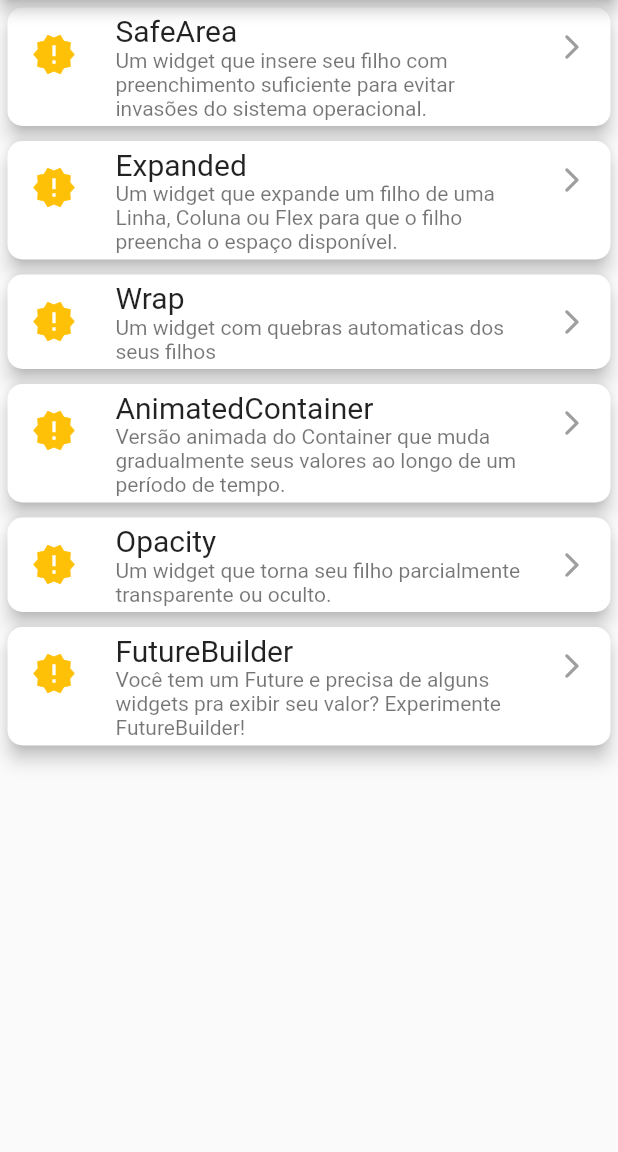
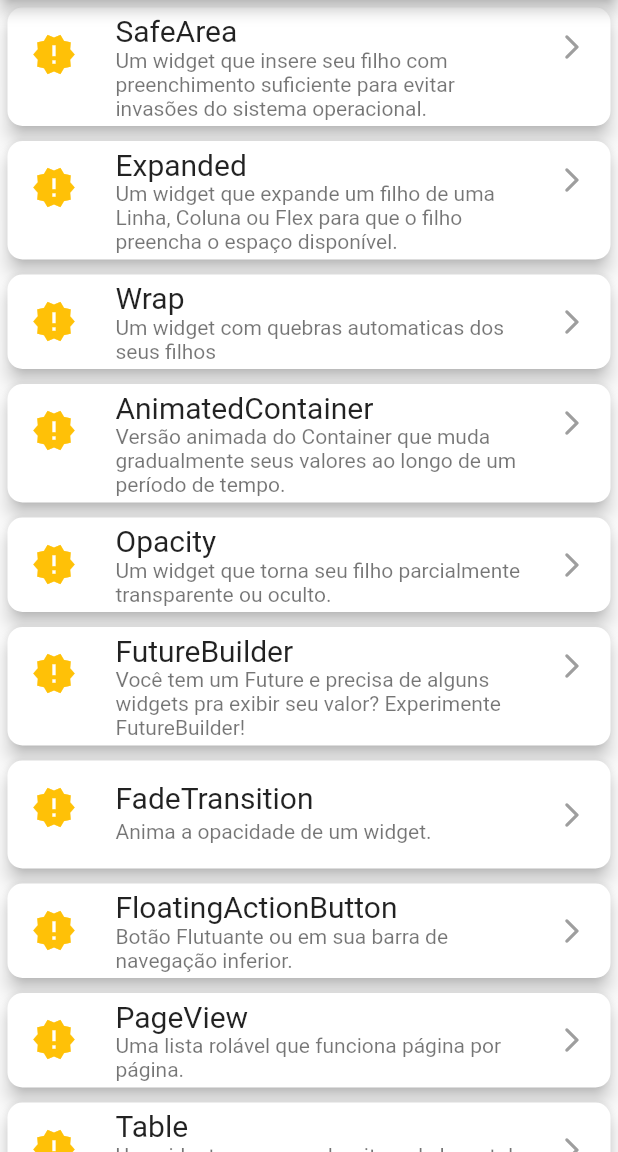
Before and after one commit to elite37oficial/GuiaDeWidget, a Flutter app: the screen it shows after launch, on a phone screen of 412 x 824 dp, the part 84-1236 px from its top. Run offline on Flutter 3.47's test engine with Material 2 defaults, Android fonts, the phone set to English and light mode, and no system bars.

Commit message:
criação do widget Table

```diff
--- a/lib/data/cardhome_data.dart
+++ b/lib/data/cardhome_data.dart
@@ -41,4 +41,29 @@ final List<CardHome> listWidget = [
     route: '/FutureBuilder',
     icon: Icons.new_releases,
   ),
+  CardHome(
+    title: 'FadeTransition',
+    description: 'Anima a opacidade de um widget.',
+    route: '/FadeTransition',
+    icon: Icons.new_releases,
+  ),
+  CardHome(
+    title: 'FloatingActionButton',
+    description: 'Botão Flutuante ou em sua barra de navegação inferior.',
+    route: '/FloatingActionButton',
+    icon: Icons.new_releases,
+  ),
+  CardHome(
+    title: 'PageView',
+    description: 'Uma lista rolável que funciona página por página.',
+    route: '/PageView',
+    icon: Icons.new_releases,
+  ),
+  CardHome(
+    title: 'Table',
+    description:
+        'Um widget que usa o algoritmo de layout de tabela para seus filhos.',
+    route: '/Table',
+    icon: Icons.new_releases,
+  ),
 ];
--- a/lib/main.dart
+++ b/lib/main.dart
@@ -1,10 +1,14 @@
 import 'package:flutter/material.dart';
 import 'package:guiadewidget/views/animated_container_page.dart';
 import 'package:guiadewidget/views/expanded_page.dart';
+import 'package:guiadewidget/views/fade_transition_page.dart';
+import 'package:guiadewidget/views/floating_action_button_page.dart';
 import 'package:guiadewidget/views/future_builder_page.dart';
 import 'package:guiadewidget/views/home_page.dart';
 import 'package:guiadewidget/views/opacity_page.dart';
+import 'package:guiadewidget/views/page_view_page.dart';
 import 'package:guiadewidget/views/safearea_page.dart';
+import 'package:guiadewidget/views/table_page.dart';
 import 'package:guiadewidget/views/wrap_page.dart';
 
 void main() {
@@ -29,6 +33,11 @@
           '/AnimatedContainer': (context) => const AnimatedContainerPage(),
           '/Opacity': (context) => const OpacityPage(),
           '/FutureBuilder': (context) => const FutureBuilderPage(),
+          '/FadeTransition': (context) => const FadeTransitionPage(),
+          '/FloatingActionButton': (context) =>
+              const FloatingActionButtonPage(),
+          '/PageView': (context) => const PageViewPage(),
+          '/Table': (context) => const TablePage(),
         });
   }
 }
```
Also changed, not shown: lib/views/fade_transition_page.dart (added, +36 -0 lines), lib/views/floating_action_button_page.dart (added, +24 -0 lines), lib/views/page_view_page.dart (added, +56 -0 lines), lib/views/table_page.dart (added, +61 -0 lines).
